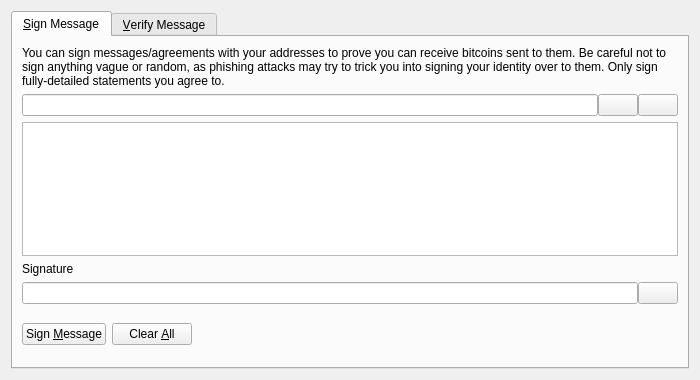
The window that src/qt/forms/signverifymessagedialog.ui (wbt/primecoin) describes before a commit, drawn with Qt 5.
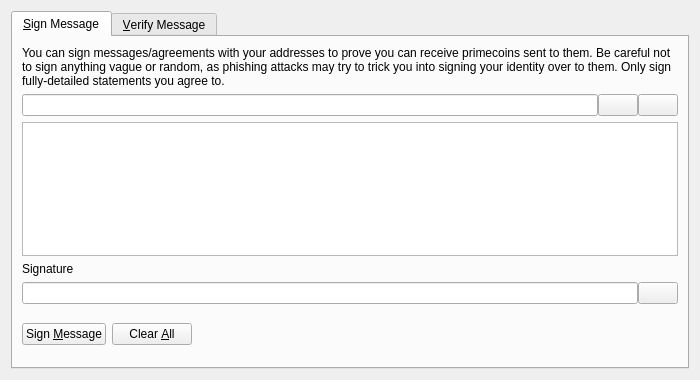
The same window after the commit. Icons and pictures are not drawn. Custom widgets are drawn as their Qt base class.

Commit message: Fix qt user messages to display primecoin (#102)

```diff
--- a/src/qt/forms/signverifymessagedialog.ui
+++ b/src/qt/forms/signverifymessagedialog.ui
@@ -30,7 +30,7 @@
        <item>
         <widget class="QLabel" name="infoLabel_SM">
          <property name="text">
-          <string>You can sign messages/agreements with your addresses to prove you can receive bitcoins sent to them. Be careful not to sign anything vague or random, as phishing attacks may try to trick you into signing your identity over to them. Only sign fully-detailed statements you agree to.</string>
+          <string>You can sign messages/agreements with your addresses to prove you can receive primecoins sent to them. Be careful not to sign anything vague or random, as phishing attacks may try to trick you into signing your identity over to them. Only sign fully-detailed statements you agree to.</string>
          </property>
          <property name="textFormat">
           <enum>Qt::PlainText</enum>
```
Left out of the diff: 8 changed lines with no effect on the pictures. The commit also changes 20 other files.
